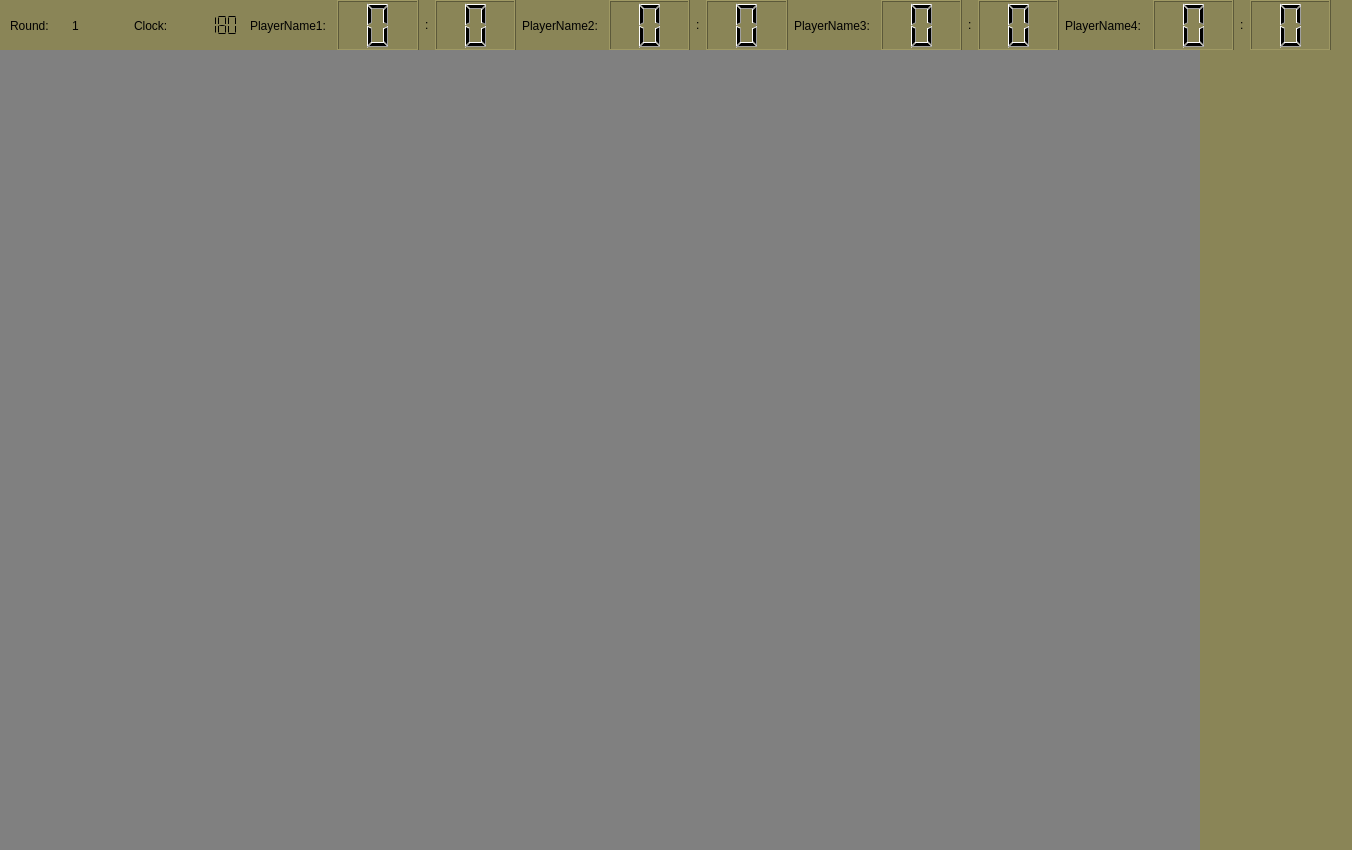
DeRocketman/paf-group-f_eTanks, file client_python/gui_prototype/GameView.ui: the form before one commit.
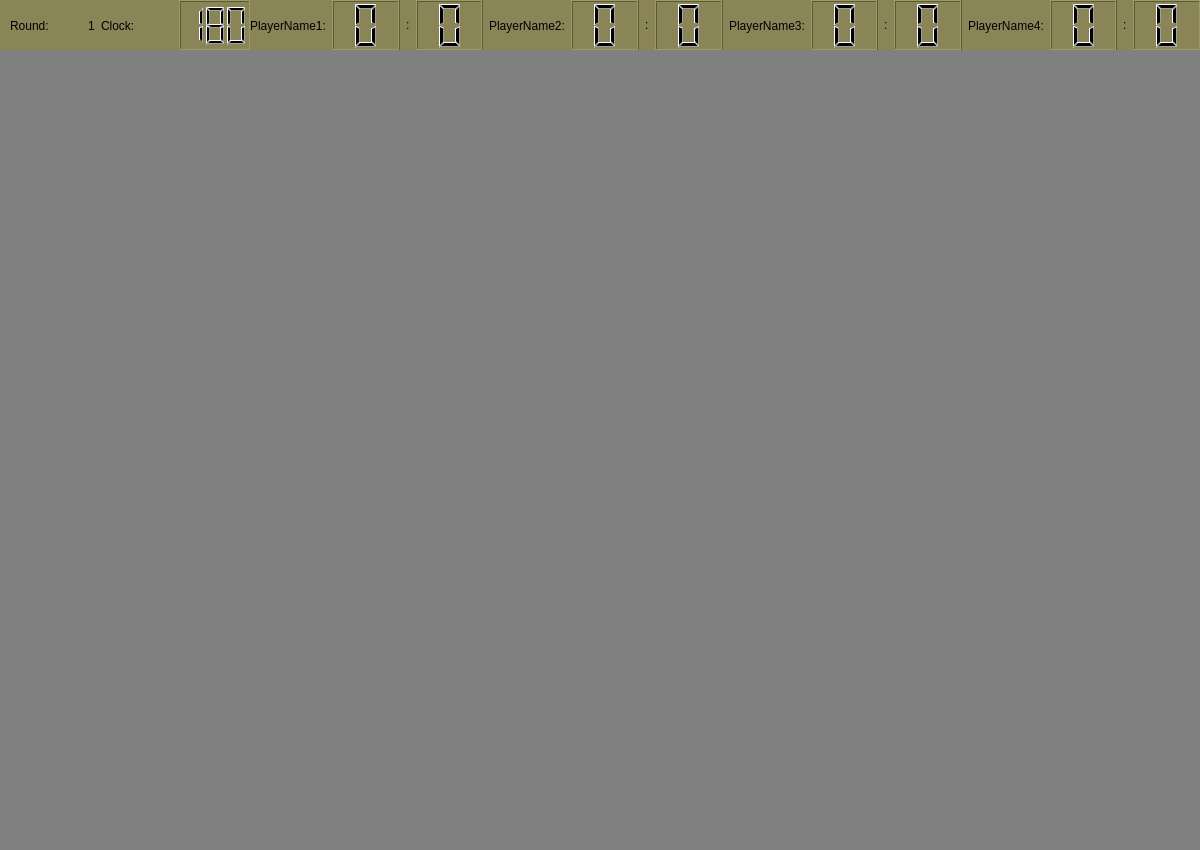
The form after the commit.

Commit message: DS: GameView starts

The edit to the form file:
```diff
--- a/client_python/gui_prototype/GameView.ui
+++ b/client_python/gui_prototype/GameView.ui
@@ -6,7 +6,7 @@
    <rect>
     <x>0</x>
     <y>0</y>
-    <width>1352</width>
+    <width>1200</width>
     <height>850</height>
    </rect>
   </property>
@@ -67,6 +67,12 @@
      </item>
      <item>
       <widget class="QLabel" name="roundNumberLbl">
+       <property name="sizePolicy">
+        <sizepolicy hsizetype="Maximum" vsizetype="Preferred">
+         <horstretch>0</horstretch>
+         <verstretch>0</verstretch>
+        </sizepolicy>
+       </property>
        <property name="text">
         <string>1</string>
        </property>
@@ -79,26 +85,11 @@
        </property>
       </widget>
      </item>
-     <item alignment="Qt::AlignVCenter">
-      <widget class="QLCDNumber" name="clockLcd">
-       <property name="sizePolicy">
-        <sizepolicy hsizetype="Preferred" vsizetype="Preferred">
-         <horstretch>0</horstretch>
-         <verstretch>0</verstretch>
-        </sizepolicy>
-       </property>
-       <property name="frameShape">
-        <enum>QFrame::NoFrame</enum>
-       </property>
+     <item>
+      <widget class="QLCDNumber" name="player1LcdOwn_2">
        <property name="digitCount">
         <number>3</number>
        </property>
-       <property name="mode">
-        <enum>QLCDNumber::Dec</enum>
-       </property>
-       <property name="segmentStyle">
-        <enum>QLCDNumber::Flat</enum>
-       </property>
        <property name="intValue" stdset="0">
         <number>180</number>
        </property>
@@ -111,7 +102,7 @@
      <rect>
       <x>250</x>
       <y>0</y>
-      <width>1081</width>
+      <width>951</width>
       <height>51</height>
      </rect>
     </property>
```
The commit also changes 9 other files.
